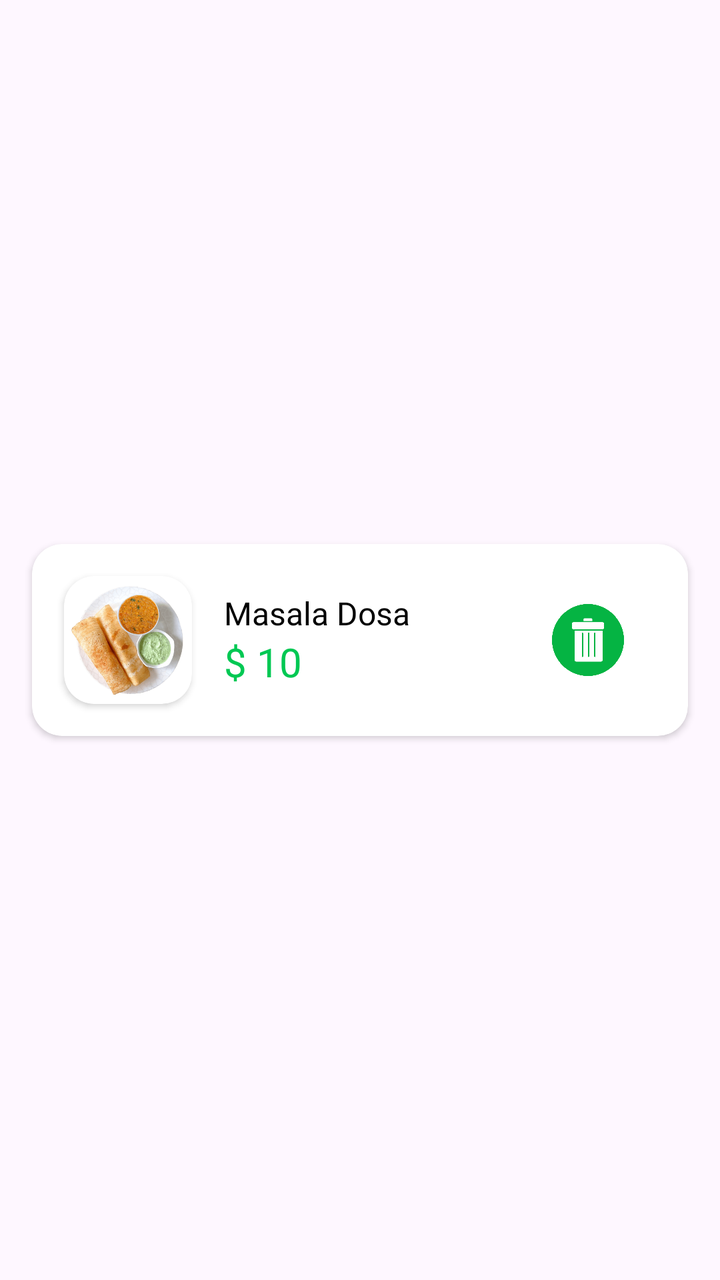
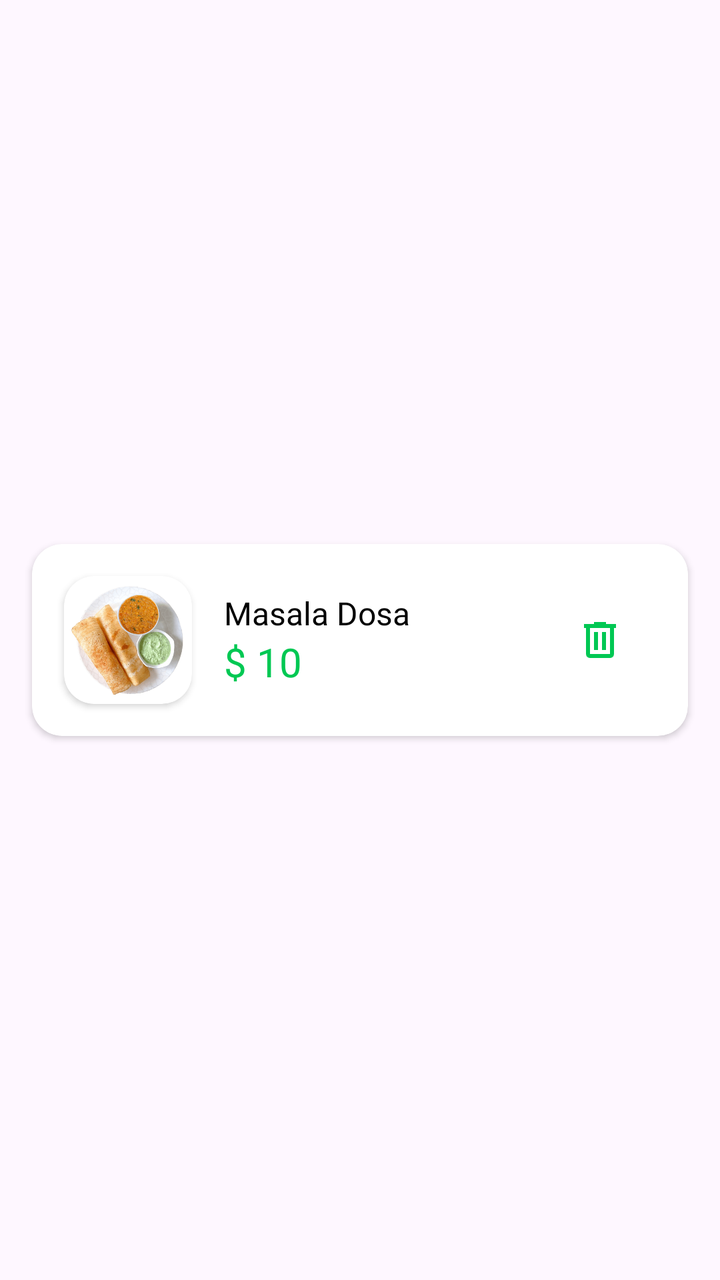

Compare the two renders of this Android layout. The source of the first and the diff that turns it into the second are given below.
<!-- AndroidManifest.xml: application theme Theme.RestaurantPartnerApp -->
<!-- res/layout/item_items.xml -->
<?xml version="1.0" encoding="utf-8"?>
<androidx.constraintlayout.widget.ConstraintLayout xmlns:android="http://schemas.android.com/apk/res/android"
    xmlns:app="http://schemas.android.com/apk/res-auto"
    xmlns:tools="http://schemas.android.com/tools"
    android:layout_width="match_parent"
    android:layout_height="wrap_content">

    <androidx.cardview.widget.CardView
        android:layout_width="match_parent"
        android:layout_height="wrap_content"
        android:layout_marginStart="16dp"
        android:layout_marginTop="8dp"
        android:layout_marginEnd="16dp"
        android:layout_marginBottom="8dp"
        android:elevation="2dp"
        app:cardCornerRadius="15dp"
        app:layout_constraintBottom_toBottomOf="parent"
        app:layout_constraintEnd_toEndOf="parent"
        app:layout_constraintStart_toStartOf="parent"
        app:layout_constraintTop_toTopOf="parent">

        <androidx.constraintlayout.widget.ConstraintLayout
            android:layout_width="match_parent"
            android:layout_height="match_parent"
            android:layout_margin="8dp">

            <androidx.cardview.widget.CardView
                android:id="@+id/cardView3"
                android:layout_width="wrap_content"
                android:layout_height="wrap_content"
                android:layout_marginStart="8dp"
                android:layout_marginTop="8dp"
                android:layout_marginBottom="8dp"
                app:cardCornerRadius="15dp"
                app:layout_constraintBottom_toBottomOf="parent"
                app:layout_constraintStart_toStartOf="parent"
                app:layout_constraintTop_toTopOf="parent">

                <ImageView
                    android:id="@+id/foodImageView"
                    android:layout_width="64dp"
                    android:layout_height="64dp"
                    android:scaleType="centerCrop"
                    android:src="@drawable/sample_food" />

            </androidx.cardview.widget.CardView>

            <TextView
                android:id="@+id/foodNameTextView"
                android:layout_width="wrap_content"
                android:layout_height="wrap_content"
                android:layout_marginStart="16dp"
                android:fontFamily="@font/inter_semibold"
                android:text="Masala Dosa"
                android:textColor="@color/black"
                android:textSize="16sp"
                app:layout_constraintBottom_toTopOf="@+id/foodPriceTextView"
                app:layout_constraintStart_toEndOf="@+id/cardView3"
                app:layout_constraintTop_toTopOf="parent"
                app:layout_constraintVertical_chainStyle="packed" />

            <TextView
                android:id="@+id/foodPriceTextView"
                android:layout_width="wrap_content"
                android:layout_height="wrap_content"
                android:layout_marginStart="16dp"
                android:fontFamily="@font/inter_bold"
                android:text="$ 10"
                android:textColor="@color/darkGreen"
                android:textSize="20sp"
                app:layout_constraintBottom_toBottomOf="parent"
                app:layout_constraintStart_toEndOf="@+id/cardView3"
                app:layout_constraintTop_toBottomOf="@+id/foodNameTextView" />

            <ImageButton
                android:id="@+id/deleteBtn"
                android:layout_width="36dp"
                android:layout_height="36dp"
                android:layout_marginEnd="24dp"
                android:background="@android:color/transparent"
                android:scaleType="centerCrop"
                android:src="@drawable/trash"
                app:layout_constraintBottom_toBottomOf="parent"
                app:layout_constraintEnd_toEndOf="parent"
                app:layout_constraintTop_toTopOf="parent" />

        </androidx.constraintlayout.widget.ConstraintLayout>
    </androidx.cardview.widget.CardView>

</androidx.constraintlayout.widget.ConstraintLayout>
<!-- resources referenced by this layout -->
<resources>
  <color name="black">#FF000000</color>
  <color name="darkGreen">#00C853</color>
  <!-- drawable sample_food: png bitmap (drawable, 520388 bytes) -->
  <!-- drawable trash: png bitmap (drawable, 15198 bytes) -->
  <style name="Theme.RestaurantPartnerApp" parent="Base.Theme.RestaurantPartnerApp" />
  <style name="Base.Theme.RestaurantPartnerApp" parent="Theme.Material3.DayNight.NoActionBar">
          
          
      </style>
</resources>

<!-- the commit's change to res/layout/item_items.xml (unified diff, before → after) -->
@@ -74,15 +74,16 @@
 
             <ImageButton
                 android:id="@+id/deleteBtn"
-                android:layout_width="36dp"
-                android:layout_height="36dp"
+                android:layout_width="24dp"
+                android:layout_height="24dp"
                 android:layout_marginEnd="24dp"
                 android:background="@android:color/transparent"
                 android:scaleType="centerCrop"
-                android:src="@drawable/trash"
+                android:src="@drawable/delete"
                 app:layout_constraintBottom_toBottomOf="parent"
                 app:layout_constraintEnd_toEndOf="parent"
-                app:layout_constraintTop_toTopOf="parent" />
+                app:layout_constraintTop_toTopOf="parent"
+                app:tint="@color/darkGreen" />
 
         </androidx.constraintlayout.widget.ConstraintLayout>
     </androidx.cardview.widget.CardView>
<!-- resource entries referenced after the edit -->
@@ -2,12 +2,15 @@
 <resources>
   <color name="black">#FF000000</color>
   <color name="darkGreen">#00C853</color>
+  <!-- drawable delete: png bitmap (drawable, 785 bytes) -->
   <!-- drawable sample_food: png bitmap (drawable, 520388 bytes) -->
-  <!-- drawable trash: png bitmap (drawable, 15198 bytes) -->
   <style name="Theme.RestaurantPartnerApp" parent="Base.Theme.RestaurantPartnerApp" />
-  <style name="Base.Theme.RestaurantPartnerApp" parent="Theme.Material3.DayNight.NoActionBar">
+  <style name="Base.Theme.RestaurantPartnerApp" parent="Theme.Material3.Light.NoActionBar">
           
           
+          <item name="android:statusBarColor">@color/darkGreen</item>
+          <item name="colorSecondaryContainer">@color/transparentLightGreen</item>
       </style>
+  <color name="transparentLightGreen">#8064DD17</color>
 </resources>
 
